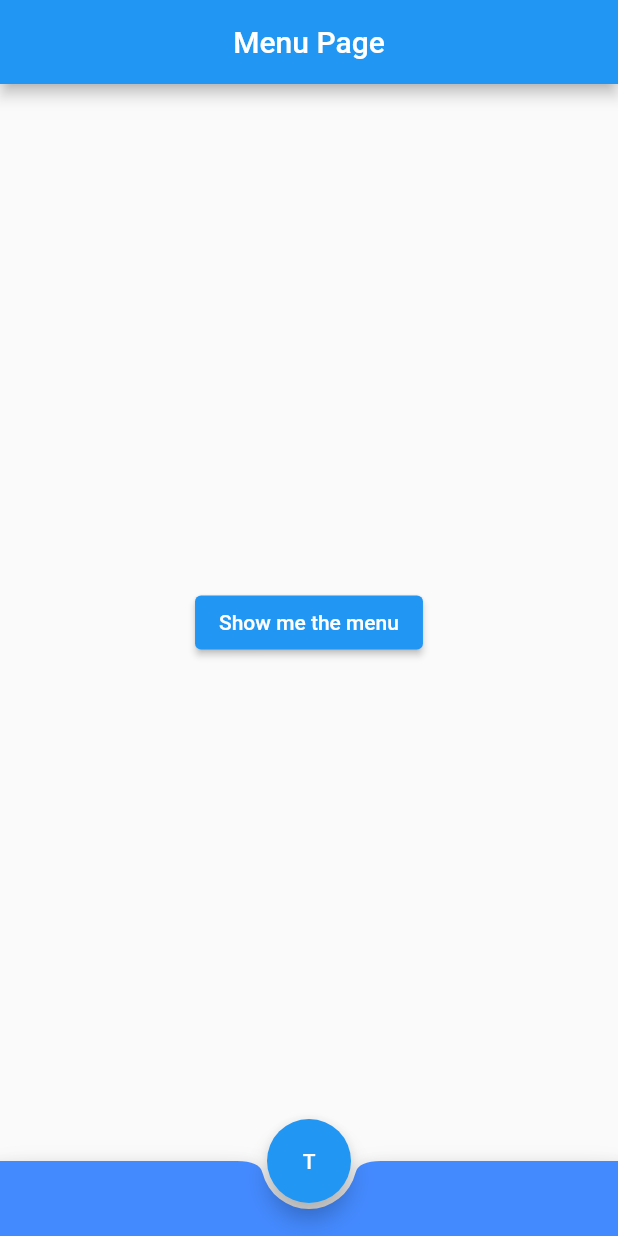
After one commit to thetahmeed/Flutter, a Flutter app: the screen it shows after launch, on a phone screen of 412 x 824 dp. The commit adds this screen. Run offline on Flutter 3.47's test engine with Material 2 defaults, Android fonts, the phone set to English and light mode, and no system bars; our stand-ins replace shared_preferences.

Commit message:
IGNORE: Added a new page called menu.dart

```diff
--- a/fourteen/lib/main.dart
+++ b/fourteen/lib/main.dart
@@ -1,13 +1,15 @@
 import 'package:flutter/material.dart';
 import 'package:fourteen/pages/form.dart';
 import 'package:fourteen/pages/home.dart';
+import 'package:fourteen/pages/menu.dart';
 
 void main() {
   runApp(
     MaterialApp(
       title: "MatApp",
       //home: HomePage(),
-      home: FormPage(),
+      //home: FormPage(),
+      home: MenuPage(),
       debugShowCheckedModeBanner: false,
     ),
   );
--- /dev/null
+++ b/fourteen/lib/pages/menu.dart
@@ -0,0 +1,37 @@
+import 'package:flutter/material.dart';
+
+class MenuPage extends StatefulWidget {
+  @override
+  _MenuPageState createState() => _MenuPageState();
+}
+
+class _MenuPageState extends State<MenuPage> {
+  @override
+  Widget build(BuildContext context) {
+    return Scaffold(
+      appBar: AppBar(
+        title: Text("Menu Page"),
+        centerTitle: true,
+      ),
+      body: Center(
+        child: ElevatedButton(
+          onPressed: () {},
+          child: Text("Show me the menu"),
+        ),
+      ),
+      bottomNavigationBar: BottomAppBar(
+        color: Colors.blueAccent,
+        shape: const CircularNotchedRectangle(),
+        child: Container(
+          height: 50.0,
+        ),
+      ),
+      floatingActionButton: FloatingActionButton(
+        onPressed: () => setState(() {}),
+        tooltip: 'Hint Text',
+        child: Text("T"),
+      ),
+      floatingActionButtonLocation: FloatingActionButtonLocation.centerDocked,
+    );
+  }
+}
```
